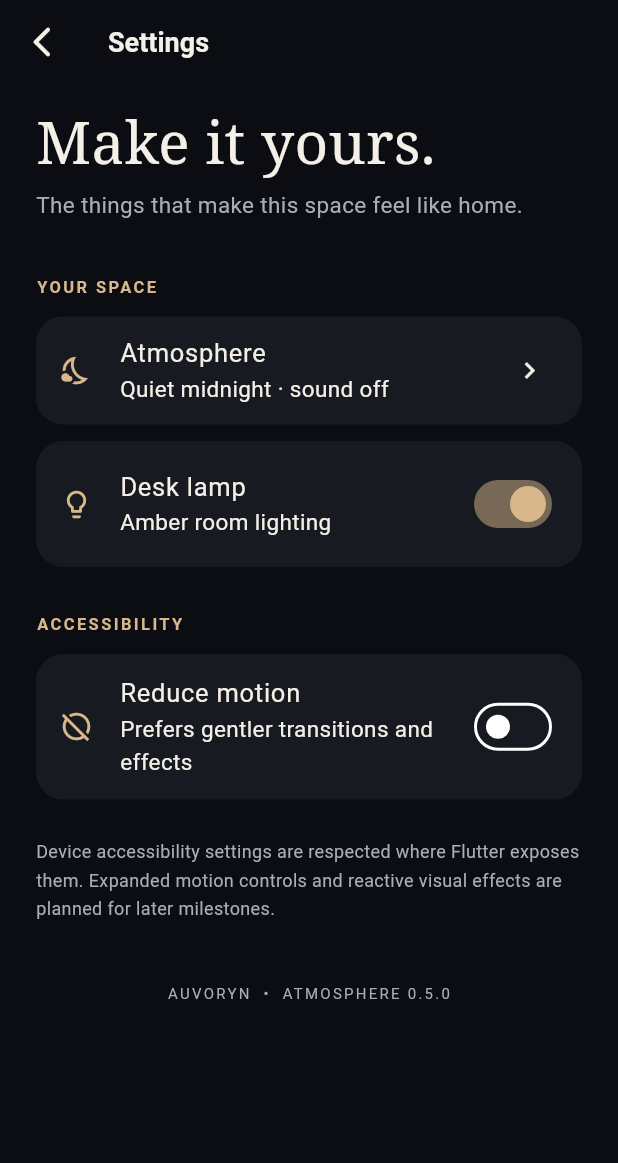
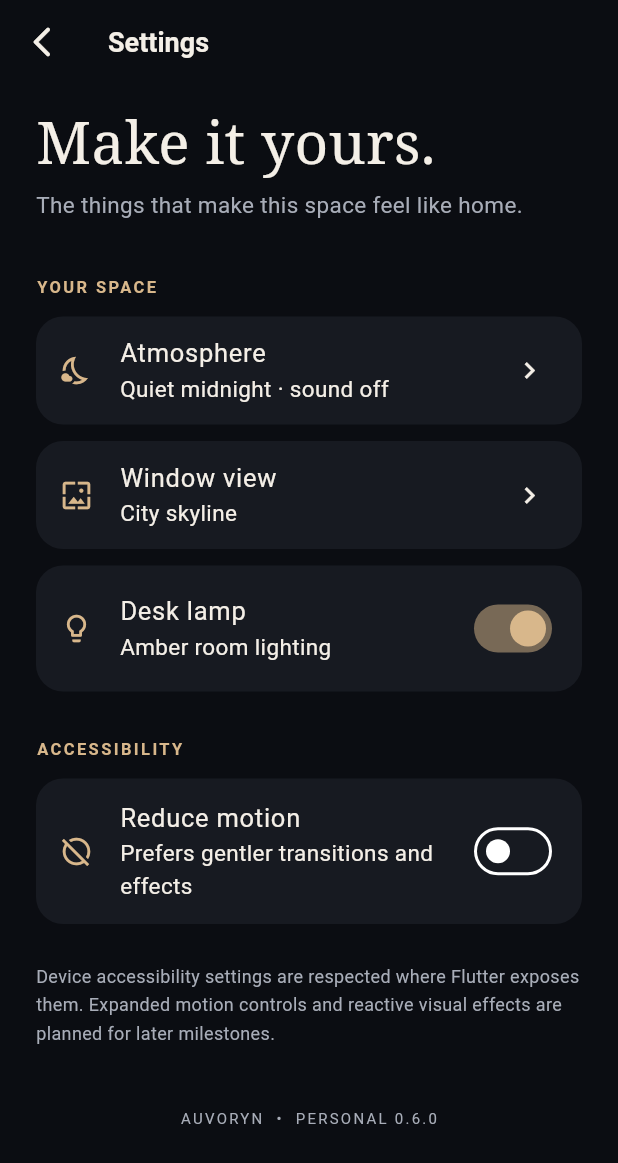
Before and after one commit to markbrian-hue/AUVORYN, a Flutter app: the screen it shows after launch, after a tap on the "tune" icon, on a phone screen of 412 x 824 dp. Shown: the top 1163 px of the screen. Run offline on Flutter 3.47's test engine with Material 3 defaults, Android fonts, the phone set to English and light mode, and no system bars; our stand-ins replace audio_service, audioplayers, file_picker, flutter_riverpod, go_router, just_audio and 3 more; missing offline and left inert: audio_metadata_reader, audio_session; accounts and stored records are empty.

Commit message:
feat(m6): save personalized window scenes and document listening journal

```diff
--- a/lib/core/settings/room_settings.dart
+++ b/lib/core/settings/room_settings.dart
@@ -39,6 +39,20 @@ enum RoomMood {
       };
 }
 
+enum WindowView {
+  skyline, mountain, coast;
+  String get title => switch(this) {
+    skyline => 'City skyline',
+    mountain => 'Mountain retreat',
+    coast => 'Coastal night',
+  };
+  String get description => switch(this) {
+    skyline => 'Windows above the sleeping city',
+    mountain => 'A peaceful ridge beneath the stars',
+    coast => 'The last lights along the water',
+  };
+}
+
 enum LampPalette {
   amber,
   rose,
@@ -61,6 +75,7 @@ class RoomSettings {
     this.musicVolume = 1.0,
     this.lampPalette = LampPalette.amber,
     this.lampBrightness = 0.8,
+    this.windowView = WindowView.skyline,
   });
 
   final RoomMood mood;
@@ -71,6 +86,7 @@ class RoomSettings {
   final double musicVolume;
   final LampPalette lampPalette;
   final double lampBrightness;
+  final WindowView windowView;
 
   RoomSettings copyWith({
     RoomMood? mood,
@@ -81,6 +97,7 @@ class RoomSettings {
     double? musicVolume,
     LampPalette? lampPalette,
     double? lampBrightness,
+    WindowView? windowView,
   }) => RoomSettings(
         mood: mood ?? this.mood,
         lampOn: lampOn ?? this.lampOn,
@@ -90,6 +107,7 @@ class RoomSettings {
         musicVolume: (musicVolume ?? this.musicVolume).clamp(0.0, 1.0),
         lampPalette: lampPalette ?? this.lampPalette,
         lampBrightness: (lampBrightness ?? this.lampBrightness).clamp(0.0, 1.0),
+        windowView: windowView ?? this.windowView,
       );
 
   Map<String, Object> toMap() => {
@@ -101,6 +119,7 @@ class RoomSettings {
         'musicVolume': musicVolume,
         'lampPalette': lampPalette.name,
         'lampBrightness': lampBrightness,
+        'windowView': windowView.name,
       };
 
   static double _volume(Object? raw, double fallback) {
@@ -119,6 +138,9 @@ class RoomSettings {
       (value) => value.name == values['lampPalette'],
       orElse: () => LampPalette.amber,
     );
+    final view = WindowView.values.firstWhere(
+      (candidate) => candidate.name == values['windowView'],
+      orElse: () => WindowView.skyline);
     return RoomSettings(
       mood: mood,
       lampOn: values['lampOn'] is bool ? values['lampOn']! as bool : true,
@@ -132,6 +154,7 @@ class RoomSettings {
       musicVolume: _volume(values['musicVolume'], 1.0),
       lampPalette: palette,
       lampBrightness: _volume(values['lampBrightness'], 0.8),
+      windowView: view,
     );
   }
 }
--- a/lib/core/settings/room_settings_controller.dart
+++ b/lib/core/settings/room_settings_controller.dart
@@ -25,6 +25,9 @@ class RoomSettingsController extends Notifier<RoomSettings> {
   Future<bool> setMood(RoomMood mood) => _update(state.copyWith(mood: mood));
 
   Future<bool> setLamp(bool value) => _update(state.copyWith(lampOn: value));
+
+  Future<bool> setWindowView(WindowView view) =>
+    _update(state.copyWith(windowView: view));
 
   Future<bool> setReducedMotion(bool value) =>
       _update(state.copyWith(reducedMotion: value));
--- /dev/null
+++ b/lib/features/customization/presentation/window_view_sheet.dart
@@ -0,0 +1,53 @@
+import 'package:auvoryn/app/theme/app_theme.dart';
+import 'package:auvoryn/core/settings/room_settings.dart';
+import 'package:auvoryn/core/settings/room_settings_controller.dart';
+import 'package:flutter/material.dart';
+import 'package:flutter_riverpod/flutter_riverpod.dart';
+
+Future<void> showWindowViewSheet(BuildContext context) =>
+  showModalBottomSheet<void>(context: context,showDragHandle: true,
+    isScrollControlled: true,useSafeArea: true,
+    builder: (_) => const _WindowViewSheet());
+
+class _WindowViewSheet extends ConsumerWidget {
+  const _WindowViewSheet();
+  @override
+  Widget build(BuildContext context,WidgetRef ref) {
+    final selected=ref.watch(roomSettingsProvider).windowView;
+    return Padding(padding:const EdgeInsets.fromLTRB(24,12,24,28),
+      child:Column(mainAxisSize:MainAxisSize.min,
+        crossAxisAlignment:CrossAxisAlignment.start,children:[
+        Text('A different view.',style:AppTheme.editorial(size:34)),
+        const SizedBox(height:8),
+        const Text('Change the landscape beyond your window. Saved offline.',
+          style:TextStyle(color:AuvorynColors.mist)),
+        const SizedBox(height:16),
+        for (final view in WindowView.values) ...[
+          ListTile(
+            key:Key('window_view_${view.name}'),
+            contentPadding:const EdgeInsets.symmetric(horizontal:12,vertical:6),
+            tileColor:selected==view?AuvorynColors.raised:AuvorynColors.slate,
+            shape:RoundedRectangleBorder(borderRadius:BorderRadius.circular(17)),
+            leading:Icon(switch(view){
+              WindowView.skyline=>Icons.location_city_outlined,
+              WindowView.mountain=>Icons.landscape_outlined,
+              WindowView.coast=>Icons.waves_outlined,
+            },color:AuvorynColors.champagne),
+            title:Text(view.title),
+            subtitle:Text(view.description,
+              style:const TextStyle(color:AuvorynColors.mist)),
+            trailing:selected==view?const Icon(Icons.check_circle,
+              color:AuvorynColors.champagne):null,
+            onTap:() async {
+              final saved=await ref.read(roomSettingsProvider.notifier)
+                .setWindowView(view);
+              if(!saved && context.mounted) {
+                ScaffoldMessenger.of(context).showSnackBar(
+                  const SnackBar(content:Text('Could not save window view.')));
+              }
+            }),
+          const SizedBox(height:8),
+        ],
+      ]));
+  }
+}
--- a/lib/features/home_room/presentation/room_page.dart
+++ b/lib/features/home_room/presentation/room_page.dart
@@ -2,6 +2,7 @@ import 'package:auvoryn/app/theme/app_theme.dart';
 import 'package:auvoryn/core/settings/room_settings_controller.dart';
 import 'package:auvoryn/core/widgets/auvoryn_logo.dart';
 import 'package:auvoryn/features/atmosphere/presentation/atmosphere_sheet.dart';
+import 'package:auvoryn/features/customization/presentation/window_view_sheet.dart';
 import 'package:auvoryn/features/home_room/presentation/room_scene.dart';
 import 'package:auvoryn/features/music/application/music_controller.dart';
 import 'package:flutter/material.dart';
@@ -109,6 +110,15 @@ class RoomPage extends ConsumerWidget {
                         style: TextStyle(color: AuvorynColors.mist, fontSize: 11),
                       )),
                     ]),
+                  ),
+                  const SizedBox(height: 11),
+                  Align(alignment: Alignment.centerRight,
+                    child: TextButton.icon(
+                      key: const Key('customize_window'),
+                      onPressed: () => showWindowViewSheet(context),
+                      icon: const Icon(Icons.wallpaper_outlined,size: 19),
+                      label: Text('View: ${settings.windowView.title}'),
+                    ),
                   ),
                   if (currentTitle != null) ...[
                     const SizedBox(height: 17),
--- a/lib/features/home_room/presentation/room_scene.dart
+++ b/lib/features/home_room/presentation/room_scene.dart
@@ -106,7 +106,7 @@ class _RoomSceneState extends State<RoomScene>
               child: AnimatedSwitcher(
                 duration: _reduceMotion ? Duration.zero : AuvorynMotion.atmosphere,
                 child: SizedBox.expand(
-                  key: ValueKey('${widget.settings.mood.name}-${widget.settings.lampOn}-${widget.settings.lampPalette.name}'),
+                  key: ValueKey('${widget.settings.mood.name}-${widget.settings.lampOn}-${widget.settings.lampPalette.name}-${widget.settings.windowView.name}'),
                   child: CustomPaint(painter: _MidnightPainter(widget.settings)),
                 ),
               ),
@@ -379,6 +379,7 @@ class _MidnightPainter extends CustomPainter {
       );
     }
 
+    if (settings.windowView == WindowView.skyline) {
     for (var i = 0; i < 17; i++) {
       final x = 62.0 + i * 17;
       final h = 72.0 + (i * 29 % 95);
@@ -397,6 +398,34 @@ class _MidnightPainter extends CustomPainter {
       }
     }
 
+    } else if (settings.windowView == WindowView.mountain) {
+      final farRidge = Path()..moveTo(62,331)..lineTo(62,249)
+        ..lineTo(111,206)..lineTo(158,262)..lineTo(209,182)
+        ..lineTo(263,248)..lineTo(301,217)..lineTo(326,256)
+        ..lineTo(326,331)..close();
+      canvas.drawPath(farRidge,Paint()..color = const Color(0xFF344059));
+      final nearRidge = Path()..moveTo(62,331)..lineTo(62,291)
+        ..lineTo(127,247)..lineTo(172,293)..lineTo(244,237)
+        ..lineTo(326,273)..lineTo(326,331)..close();
+      canvas.drawPath(nearRidge,Paint()..color = const Color(0xFF1B2A40));
+    } else {
+      canvas.drawRect(const Rect.fromLTWH(62,238,264,93),
+        Paint()..shader = const LinearGradient(
+          begin: Alignment.topCenter,end: Alignment.bottomCenter,
+          colors:[Color(0xFF465771),Color(0xFF192B43)])
+          .createShader(const Rect.fromLTWH(62,238,264,93)));
+      canvas.drawLine(const Offset(62,238),const Offset(326,238),
+        Paint()..color = const Color(0x888DA4BB)..strokeWidth=1.2);
+      for (var i=0;i<14;i++) {
+        final x=70.0+(i*47%244),y=256.0+(i*19%66);
+        canvas.drawLine(Offset(x,y),Offset(x+12,y),
+          Paint()..color = const Color(0x446E8DAD)..strokeWidth=.8);
+      }
+      canvas.drawRect(const Rect.fromLTWH(279,231,41,6),
+        Paint()..color=const Color(0xFF282D3A));
+      canvas.drawCircle(const Offset(300,228),3,
+        Paint()..color=const Color(0xFFE2BD87));
+    }
     canvas.restore();
 
     // Frames and subtle reflective strokes.
@@ -543,5 +572,6 @@ class _MidnightPainter extends CustomPainter {
       oldDelegate.settings.mood != settings.mood ||
       oldDelegate.settings.lampOn != settings.lampOn ||
       oldDelegate.settings.lampPalette != settings.lampPalette ||
-      oldDelegate.settings.lampBrightness != settings.lampBrightness;
+      oldDelegate.settings.lampBrightness != settings.lampBrightness ||
+      oldDelegate.settings.windowView != settings.windowView;
 }
--- a/lib/features/settings/presentation/settings_page.dart
+++ b/lib/features/settings/presentation/settings_page.dart
@@ -1,6 +1,7 @@
 import 'package:auvoryn/app/theme/app_theme.dart';
 import 'package:auvoryn/core/settings/room_settings_controller.dart';
 import 'package:auvoryn/features/atmosphere/presentation/atmosphere_sheet.dart';
+import 'package:auvoryn/features/customization/presentation/window_view_sheet.dart';
 import 'package:flutter/material.dart';
 import 'package:flutter_riverpod/flutter_riverpod.dart';
 import 'package:go_router/go_router.dart';
@@ -50,6 +51,13 @@ class SettingsPage extends ConsumerWidget {
               onTap: () => showAtmosphereSheet(context),
             ),
             const SizedBox(height: 11),
+            _SettingsTile(
+              title: 'Window view',
+              subtitle: settings.windowView.title,
+              icon: Icons.wallpaper_outlined,
+              onTap: () => showWindowViewSheet(context),
+            ),
+            const SizedBox(height: 11),
             _SettingsSwitch(
               title: 'Desk lamp',
               subtitle: '${settings.lampPalette.title} room lighting',
@@ -84,7 +92,7 @@ class SettingsPage extends ConsumerWidget {
             const SizedBox(height: 40),
             const Center(
               child: Text(
-                'AUVORYN  •  ATMOSPHERE 0.5.0',
+                'AUVORYN  •  PERSONAL 0.6.0',
                 style: TextStyle(
                   fontSize: 10,
                   letterSpacing: 1.5,
```
Also changed, not shown: 4 other files.
